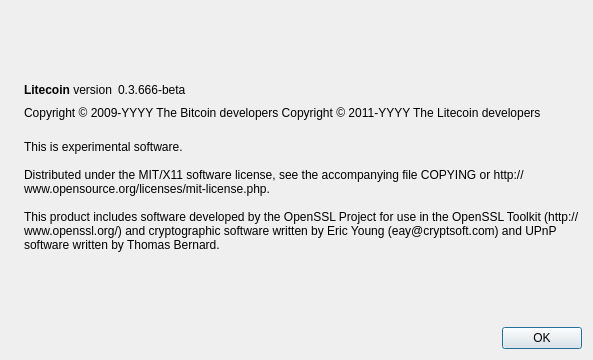
Before: the Qt Designer form src/qt/forms/aboutdialog.ui in bmills22/testcoin, drawn with Qt 5.
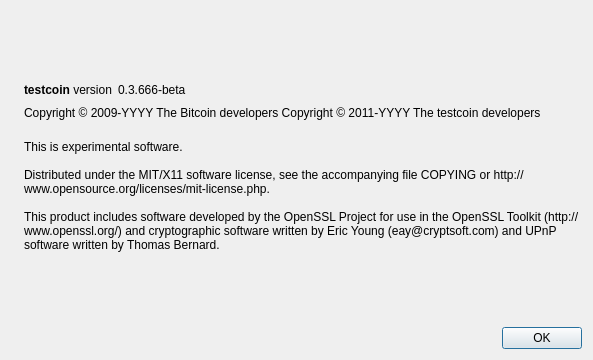
After: the same form once the commit is applied. Icons and pictures are not drawn.

Patch:
```diff
--- a/src/qt/forms/aboutdialog.ui
+++ b/src/qt/forms/aboutdialog.ui
@@ -50,7 +50,7 @@
           <cursorShape>IBeamCursor</cursorShape>
          </property>
          <property name="text">
-          <string>&lt;b&gt;Litecoin&lt;/b&gt; version</string>
+          <string>&lt;b&gt;testcoin&lt;/b&gt; version</string>
          </property>
          <property name="textInteractionFlags">
           <set>Qt::LinksAccessibleByMouse|Qt::TextSelectableByKeyboard|Qt::TextSelectableByMouse</set>
@@ -92,7 +92,7 @@
        </property>
        <property name="text">
         <string notr="true">Copyright &amp;copy; 2009-YYYY The Bitcoin developers
-Copyright &amp;copy; 2011-YYYY The Litecoin developers</string>
+Copyright &amp;copy; 2011-YYYY The testcoin developers</string>
        </property>
        <property name="textFormat">
         <enum>Qt::RichText</enum>
```
Left out of the diff: 2 changed lines with no effect on the pictures.
